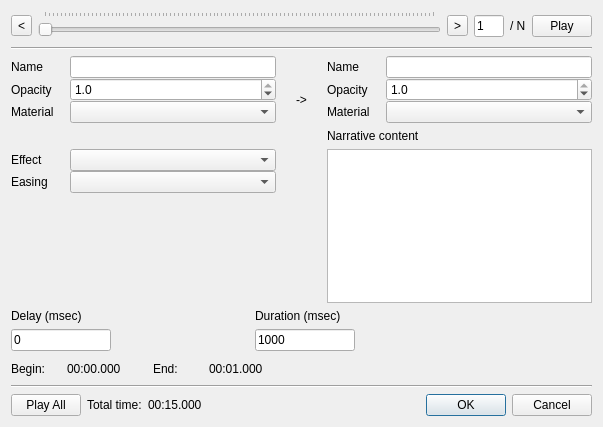
The window that ui/keyframedialog.ui (minorua/Qgis2threejs) describes before a commit, drawn with Qt 5.
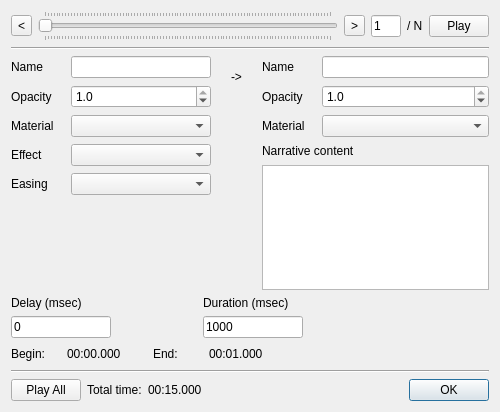
The same window after the commit.

Commit message:
animation: update keyframe dialog
- transition from current item to next item
- prevent multiple keyframe dialogs opening at same time

What changed in the file:
```diff
--- a/ui/keyframedialog.ui
+++ b/ui/keyframedialog.ui
@@ -6,8 +6,8 @@
    <rect>
     <x>0</x>
     <y>0</y>
-    <width>603</width>
-    <height>427</height>
+    <width>500</width>
+    <height>412</height>
    </rect>
   </property>
   <property name="minimumSize">
@@ -44,7 +44,7 @@
         <enum>Qt::Horizontal</enum>
        </property>
        <property name="tickPosition">
-        <enum>QSlider::TicksAbove</enum>
+        <enum>QSlider::TicksBothSides</enum>
        </property>
       </widget>
      </item>
@@ -105,11 +105,11 @@
      <property name="horizontalSpacing">
       <number>20</number>
      </property>
-     <item row="2" column="2">
-      <widget class="QTextEdit" name="textEdit"/>
-     </item>
-     <item row="0" column="0">
-      <layout class="QFormLayout" name="formLayout">
+     <item row="0" column="0" colspan="2">
+      <layout class="QGridLayout" name="gridLayoutLeft">
+       <property name="verticalSpacing">
+        <number>7</number>
+       </property>
        <item row="0" column="0">
         <widget class="QLabel" name="labelName">
          <property name="minimumSize">
@@ -123,22 +123,6 @@
          </property>
         </widget>
        </item>
-       <item row="0" column="1">
-        <widget class="QLineEdit" name="lineEditName"/>
-       </item>
-       <item row="1" column="0">
-        <widget class="QLabel" name="labelOpacity">
-         <property name="minimumSize">
-          <size>
-           <width>60</width>
-           <height>0</height>
-          </size>
-         </property>
-         <property name="text">
-          <string>Opacity</string>
-         </property>
-        </widget>
-       </item>
        <item row="1" column="1">
         <widget class="QDoubleSpinBox" name="doubleSpinBoxOpacity">
          <property name="inputMethodHints">
@@ -171,29 +155,8 @@
          </property>
         </widget>
        </item>
-       <item row="2" column="1">
-        <widget class="QComboBox" name="comboBoxMaterial"/>
-       </item>
-      </layout>
-     </item>
-     <item row="1" column="2">
-      <widget class="QLabel" name="labelNarration">
-       <property name="text">
-        <string>Narrative content</string>
-       </property>
-      </widget>
-     </item>
-     <item row="0" column="1" rowspan="2">
-      <widget class="QLabel" name="labelArrow">
-       <property name="text">
-        <string>-&gt;</string>
-       </property>
-      </widget>
-     </item>
-     <item row="2" column="0">
-      <layout class="QFormLayout" name="formLayout3">
        <item row="1" column="0">
-        <widget class="QLabel" name="labelEasing">
+        <widget class="QLabel" name="labelOpacity">
          <property name="minimumSize">
           <size>
            <width>60</width>
@@ -201,14 +164,11 @@
           </size>
          </property>
          <property name="text">
-          <string>Easing</string>
+          <string>Opacity</string>
          </property>
         </widget>
        </item>
-       <item row="1" column="1">
-        <widget class="QComboBox" name="comboBoxEasing"/>
-       </item>
-       <item row="0" column="0">
+       <item row="3" column="0">
         <widget class="QLabel" name="labelEffect">
          <property name="minimumSize">
           <size>
@@ -221,44 +181,76 @@
          </property>
         </widget>
        </item>
-       <item row="0" column="1">
+       <item row="4" column="1">
+        <widget class="QComboBox" name="comboBoxEasing">
+         <property name="minimumSize">
+          <size>
+           <width>140</width>
+           <height>0</height>
+          </size>
+         </property>
+        </widget>
+       </item>
+       <item row="4" column="0">
+        <widget class="QLabel" name="labelEasing">
+         <property name="minimumSize">
+          <size>
+           <width>60</width>
+           <height>0</height>
+          </size>
+         </property>
+         <property name="text">
+          <string>Easing</string>
+         </property>
+        </widget>
+       </item>
+       <item row="2" column="1">
+        <widget class="QComboBox" name="comboBoxMaterial"/>
+       </item>
+       <item row="3" column="1">
         <widget class="QComboBox" name="comboBoxEffect"/>
        </item>
+       <item row="0" column="1">
+        <widget class="QLineEdit" name="lineEditName"/>
+       </item>
+       <item row="5" column="0" colspan="2">
+        <spacer name="verticalSpacer_2">
+         <property name="orientation">
+          <enum>Qt::Vertical</enum>
+         </property>
+         <property name="sizeHint" stdset="0">
+          <size>
+           <width>20</width>
+           <height>40</height>
+          </size>
+         </property>
+        </spacer>
+       </item>
       </layout>
      </item>
-     <item row="0" column="2">
-      <layout class="QFormLayout" name="formLayout2">
-       <item row="0" column="0">
-        <widget class="QLabel" name="labelName2">
-         <property name="minimumSize">
-          <size>
-           <width>60</width>
-           <height>0</height>
-          </size>
-         </property>
-         <property name="text">
-          <string>Name</string>
-         </property>
-        </widget>
-       </item>
+     <item row="0" column="3" colspan="2">
+      <layout class="QGridLayout" name="gridLayoutRight">
+       <property name="verticalSpacing">
+        <number>7</number>
+       </property>
        <item row="0" column="1">
-        <widget class="QLineEdit" name="lineEditName2"/>
-       </item>
-       <item row="1" column="0">
-        <widget class="QLabel" name="labelOpacity2">
+        <widget class="QLineEdit" name="lineEditName2">
          <property name="minimumSize">
           <size>
-           <width>60</width>
+           <width>140</width>
            <height>0</height>
           </size>
          </property>
-         <property name="text">
-          <string>Opacity</string>
-         </property>
         </widget>
        </item>
        <item row="1" column="1">
         <widget class="QDoubleSpinBox" name="doubleSpinBoxOpacity2">
+         <property name="minimumSize">
+          <size>
+           <width>140</width>
+           <height>0</height>
+          </size>
+         </property>
          <property name="inputMethodHints">
           <set>Qt::ImhDigitsOnly</set>
          </property>
@@ -278,16 +270,95 @@
        </item>
        <item row="2" column="0">
         <widget class="QLabel" name="labelMaterial2">
+         <property name="minimumSize">
+          <size>
+           <width>60</width>
+           <height>0</height>
+          </size>
+         </property>
          <property name="text">
           <string>Material</string>
          </property>
         </widget>
        </item>
+       <item row="1" column="0">
+        <widget class="QLabel" name="labelOpacity2">
+         <property name="minimumSize">
+          <size>
+           <width>60</width>
+           <height>0</height>
+          </size>
+         </property>
+         <property name="text">
+          <string>Opacity</string>
+         </property>
+        </widget>
+       </item>
        <item row="2" column="1">
-        <widget class="QComboBox" name="comboBoxMaterial2"/>
+        <widget class="QComboBox" name="comboBoxMaterial2">
+         <property name="minimumSize">
+          <size>
+           <width>140</width>
+           <height>0</height>
+          </size>
+         </property>
+        </widget>
+       </item>
+       <item row="0" column="0">
+        <widget class="QLabel" name="labelName2">
+         <property name="minimumSize">
+          <size>
+           <width>60</width>
+           <height>0</height>
+          </size>
+         </property>
+         <property name="text">
+          <string>Name</string>
+         </property>
+        </widget>
+       </item>
+       <item row="5" column="0" colspan="2">
+        <spacer name="verticalSpacer_3">
+         <property name="orientation">
+          <enum>Qt::Vertical</enum>
+         </property>
+         <property name="sizeHint" stdset="0">
+          <size>
+           <width>20</width>
+           <height>40</height>
+          </size>
+         </property>
+        </spacer>
+       </item>
+       <item row="4" column="0" colspan="2">
+        <widget class="QTextEdit" name="textEdit"/>
+       </item>
+       <item row="3" column="0" colspan="2">
+        <widget class="QLabel" name="labelNarration">
+         <property name="text">
+          <string>Narrative content</string>
+         </property>
+        </widget>
        </item>
       </layout>
      </item>
+     <item row="0" column="2">
+      <widget class="QLabel" name="labelArrow">
+       <property name="maximumSize">
+        <size>
+         <width>30</width>
+         <height>16777215</height>
+        </size>
+       </property>
+       <property name="text">
+        <string>
+-&gt;</string>
+       </property>
+       <property name="alignment">
+        <set>Qt::AlignHCenter|Qt::AlignTop</set>
+       </property>
+      </widget>
+     </item>
     </layout>
    </item>
    <item>
@@ -495,7 +566,7 @@
         <enum>Qt::Horizontal</enum>
        </property>
        <property name="standardButtons">
-        <set>QDialogButtonBox::Cancel|QDialogButtonBox::Ok</set>
+        <set>QDialogButtonBox::Ok</set>
        </property>
       </widget>
      </item>
```
Left out of the diff: 4 changed lines with no effect on the pictures. The commit also changes 4 other files.
